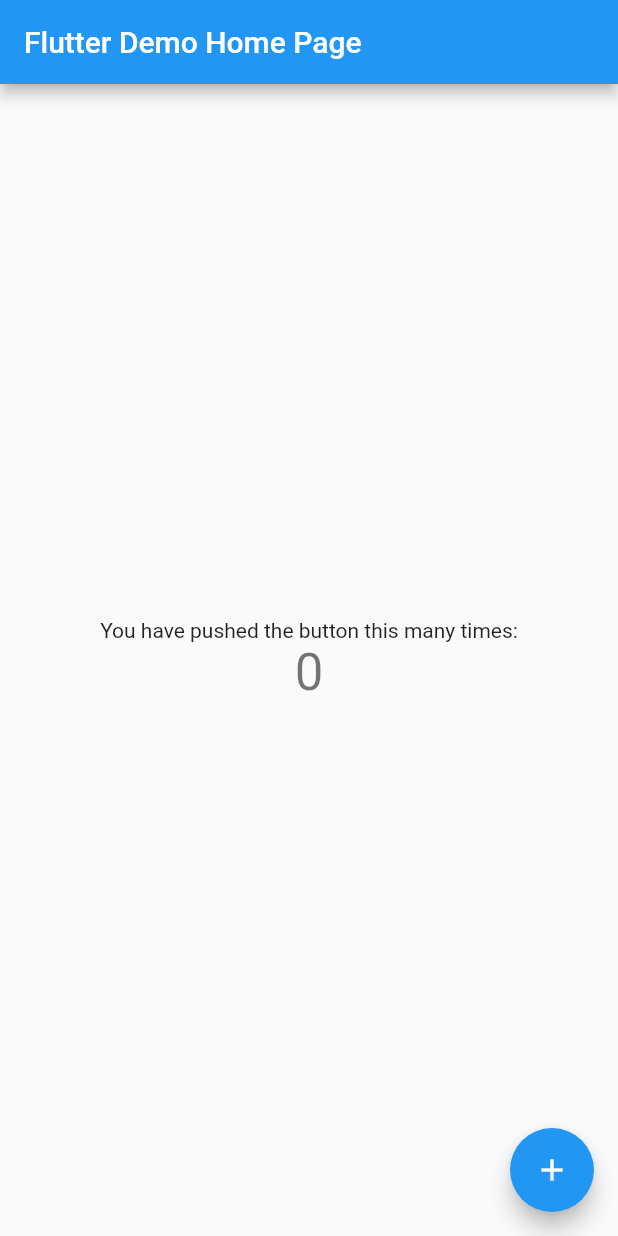
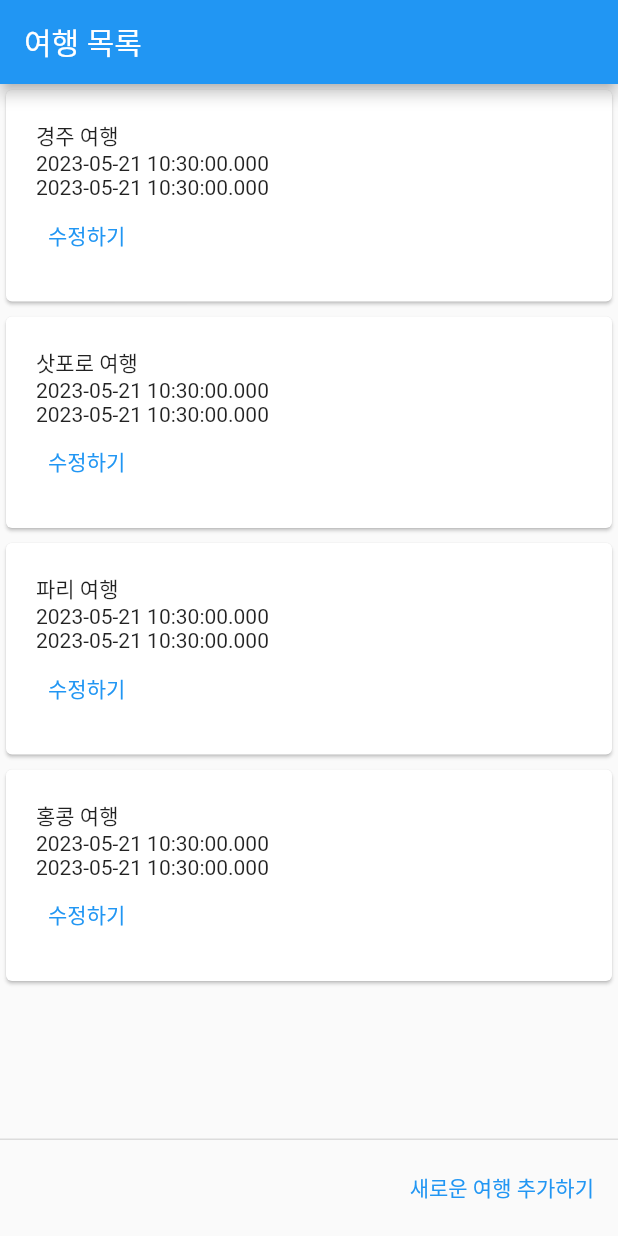
Before and after one commit to dongoc/flutter-trip-expenses-manager, a Flutter app: the screen it shows after launch, on a phone screen of 412 x 824 dp. Run offline on Flutter 3.47's test engine with Material 2 defaults, Android fonts, the light colour scheme and no system bars.

Commit message:
screen 및 widget 추가

```diff
--- a/lib/main.dart
+++ b/lib/main.dart
@@ -1,4 +1,5 @@
 import 'package:flutter/material.dart';
+import 'package:trip_expenses_manager/screens/trip_list_screen.dart';
 
 void main() {
   runApp(const MyApp());
@@ -13,103 +14,9 @@
     return MaterialApp(
       title: 'Flutter Demo',
       theme: ThemeData(
-        // This is the theme of your application.
-        //
-        // Try running your application with "flutter run". You'll see the
-        // application has a blue toolbar. Then, without quitting the app, try
-        // changing the primarySwatch below to Colors.green and then invoke
-        // "hot reload" (press "r" in the console where you ran "flutter run",
-        // or simply save your changes to "hot reload" in a Flutter IDE).
-        // Notice that the counter didn't reset back to zero; the application
-        // is not restarted.
         primarySwatch: Colors.blue,
       ),
-      home: const MyHomePage(title: 'Flutter Demo Home Page'),
+      home: const TripListScreen(),
     );
   }
 }
-
-class MyHomePage extends StatefulWidget {
-  const MyHomePage({super.key, required this.title});
-
-  // This widget is the home page of your application. It is stateful, meaning
-  // that it has a State object (defined below) that contains fields that affect
-  // how it looks.
-
-  // This class is the configuration for the state. It holds the values (in this
-  // case the title) provided by the parent (in this case the App widget) and
-  // used by the build method of the State. Fields in a Widget subclass are
-  // always marked "final".
-
-  final String title;
-
-  @override
-  State<MyHomePage> createState() => _MyHomePageState();
-}
-
-class _MyHomePageState extends State<MyHomePage> {
-  int _counter = 0;
-
-  void _incrementCounter() {
-    setState(() {
-      // This call to setState tells the Flutter framework that something has
-      // changed in this State, which causes it to rerun the build method below
-      // so that the display can reflect the updated values. If we changed
-      // _counter without calling setState(), then the build method would not be
-      // called again, and so nothing would appear to happen.
-      _counter++;
-    });
-  }
-
-  @override
-  Widget build(BuildContext context) {
-    // This method is rerun every time setState is called, for instance as done
-    // by the _incrementCounter method above.
-    //
-    // The Flutter framework has been optimized to make rerunning build methods
-    // fast, so that you can just rebuild anything that needs updating rather
-    // than having to individually change instances of widgets.
-    return Scaffold(
-      appBar: AppBar(
-        // Here we take the value from the MyHomePage object that was created by
-        // the App.build method, and use it to set our appbar title.
-        title: Text(widget.title),
-      ),
-      body: Center(
-        // Center is a layout widget. It takes a single child and positions it
-        // in the middle of the parent.
-        child: Column(
-          // Column is also a layout widget. It takes a list of children and
-          // arranges them vertically. By default, it sizes itself to fit its
-          // children horizontally, and tries to be as tall as its parent.
-          //
-          // Invoke "debug painting" (press "p" in the console, choose the
-          // "Toggle Debug Paint" action from the Flutter Inspector in Android
-          // Studio, or the "Toggle Debug Paint" command in Visual Studio Code)
-          // to see the wireframe for each widget.
-          //
-          // Column has various properties to control how it sizes itself and
-          // how it positions its children. Here we use mainAxisAlignment to
-          // center the children vertically; the main axis here is the vertical
-          // axis because Columns are vertical (the cross axis would be
-          // horizontal).
-          mainAxisAlignment: MainAxisAlignment.center,
-          children: <Widget>[
-            const Text(
-              'You have pushed the button this many times:',
-            ),
-            Text(
-              '$_counter',
-              style: Theme.of(context).textTheme.headlineMedium,
-            ),
-          ],
-        ),
-      ),
-      floatingActionButton: FloatingActionButton(
-        onPressed: _incrementCounter,
-        tooltip: 'Increment',
-        child: const Icon(Icons.add),
-      ), // This trailing comma makes auto-formatting nicer for build methods.
-    );
-  }
-}
--- /dev/null
+++ b/lib/screens/trip_list_screen.dart
@@ -0,0 +1,70 @@
+import 'package:flutter/material.dart';
+import 'package:trip_expenses_manager/screens/trip_form_screen.dart';
+
+import '../models/trip.dart';
+import '../types/form.dart';
+import '../widgets/form/button.dart';
+import '../widgets/trip/trip_card.dart';
+
+List<Trip> tripList = [
+  Trip(
+    id: "1",
+    title: "경주 여행",
+    startDate: DateTime.now(),
+    endDate: DateTime.now(),
+  ),
+  Trip(
+    id: "2",
+    title: "삿포로 여행",
+    startDate: DateTime.now(),
+    endDate: DateTime.now(),
+  ),
+  Trip(
+    id: "3",
+    title: "파리 여행",
+    startDate: DateTime.now(),
+    endDate: DateTime.now(),
+  ),
+  Trip(
+    id: "4",
+    title: "홍콩 여행",
+    startDate: DateTime.now(),
+    endDate: DateTime.now(),
+  ),
+];
+
+class TripListScreen extends StatelessWidget {
+  const TripListScreen({super.key});
+
+  @override
+  Widget build(BuildContext context) {
+    return Scaffold(
+      appBar: AppBar(
+        title: const Text("여행 목록"),
+      ),
+      body: ListView.separated(
+        itemBuilder: (context, index) {
+          return TripCard(trip: tripList[index]);
+        },
+        separatorBuilder: (context, index) {
+          return const SizedBox(
+            height: 2,
+          );
+        },
+        itemCount: tripList.length,
+      ),
+      persistentFooterButtons: [
+        FloatingButton(
+            text: '새로운 여행 추가하기',
+            onPressed: () {
+              Navigator.push(
+                  context,
+                  MaterialPageRoute(
+                    builder: (context) =>
+                        const TripFormScreen(formType: FormType.create),
+                  ));
+            })
+      ],
+    );
+  }
+}
--- /dev/null
+++ b/lib/types/form.dart
@@ -0,0 +1,4 @@
+enum FormType {
+  create,
+  update,
+}
--- /dev/null
+++ b/lib/widgets/form/button.dart
@@ -0,0 +1,25 @@
+import 'package:flutter/material.dart';
+
+class FloatingButton extends StatelessWidget {
+  final String text;
+  final void Function() onPressed;
+  final bool disabled;
+
+  const FloatingButton({
+    super.key,
+    required this.text,
+    required this.onPressed,
+    this.disabled = false,
+  });
+
+  @override
+  Widget build(BuildContext context) {
+    return Expanded(
+      child: TextButton(
+        onPressed: disabled ? null : onPressed,
+        style: const ButtonStyle(),
+        child: Text(text),
+      ),
+    );
+  }
+}
--- /dev/null
+++ b/lib/widgets/trip/trip_card.dart
@@ -0,0 +1,54 @@
+import 'package:flutter/material.dart';
+import 'package:trip_expenses_manager/screens/expense_list_screen.dart';
+import 'package:trip_expenses_manager/screens/trip_form_screen.dart';
+import 'package:trip_expenses_manager/types/form.dart';
+
+import '../../models/trip.dart';
+
+class TripCard extends StatelessWidget {
+  final Trip trip;
+
+  const TripCard({
+    super.key,
+    required this.trip,
+  });
+
+  @override
+  Widget build(BuildContext context) {
+    return GestureDetector(
+      onTap: () {
+        Navigator.push(
+            context,
+            MaterialPageRoute(
+              builder: (context) => ExpenseListScreen(
+                trip: trip,
+              ),
+            ));
+      },
+      child: Card(
+        child: Padding(
+          padding: const EdgeInsets.all(20),
+          child: Column(
+            crossAxisAlignment: CrossAxisAlignment.start,
+            children: [
+              Text(trip.title),
+              Text(trip.startDate.toString()),
+              Text(trip.endDate.toString()),
+              TextButton(
+                  onPressed: () {
+                    Navigator.push(
+                        context,
+                        MaterialPageRoute(
+                          builder: (context) => const TripFormScreen(
+                            formType: FormType.update,
+                          ),
+                        ));
+                  },
+                  child: const Text('수정하기')),
+            ],
+          ),
+        ),
+      ),
+    );
+  }
+}
```
Also changed, not shown: lib/screens/expense_form_screen.dart (added, +36 -0 lines), lib/screens/expense_list_screen.dart (added, +36 -0 lines), lib/screens/trip_form_screen.dart (added, +32 -0 lines), lib/widgets/form/category_label.dart (added, +17 -0 lines), lib/widgets/form/text_field.dart (added, +24 -0 lines).
